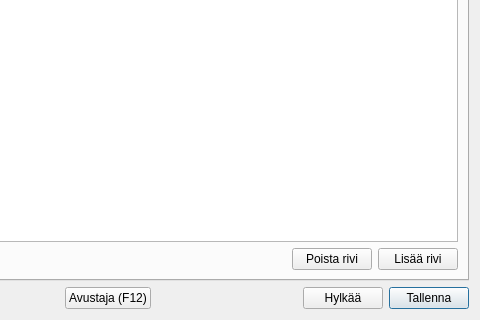
This is kitupiikki/kirjaus/kirjaus.ui in artoh/kitupiikki as Qt 5 draws it before an edit; both pictures show x 336 to 816 and y 84 to 404 of the 816 by 404 pixel window. The edited form follows.
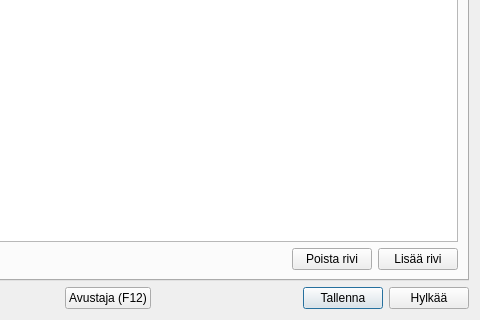
This is the edited form. Icons and pictures are not drawn.

Patch:
```diff
--- a/kitupiikki/kirjaus/kirjaus.ui
+++ b/kitupiikki/kirjaus/kirjaus.ui
@@ -326,13 +326,6 @@
        </property>
       </spacer>
      </item>
-     <item>
-      <widget class="QPushButton" name="hylkaaNappi">
-       <property name="text">
-        <string>Hylkää</string>
-       </property>
-      </widget>
-     </item>
      <item>
       <widget class="QPushButton" name="tallennaButton">
        <property name="text">
@@ -346,6 +339,17 @@
        </property>
       </widget>
      </item>
+     <item>
+      <widget class="QPushButton" name="hylkaaNappi">
+       <property name="text">
+        <string>Hylkää</string>
+       </property>
+       <property name="icon">
+        <iconset resource="../pic/pic.qrc">
+         <normaloff>:/pic/peru.png</normaloff>:/pic/peru.png</iconset>
+       </property>
+      </widget>
+     </item>
     </layout>
    </item>
   </layout>
```
Left out of the diff: 20 changed lines with no effect on the pictures.
